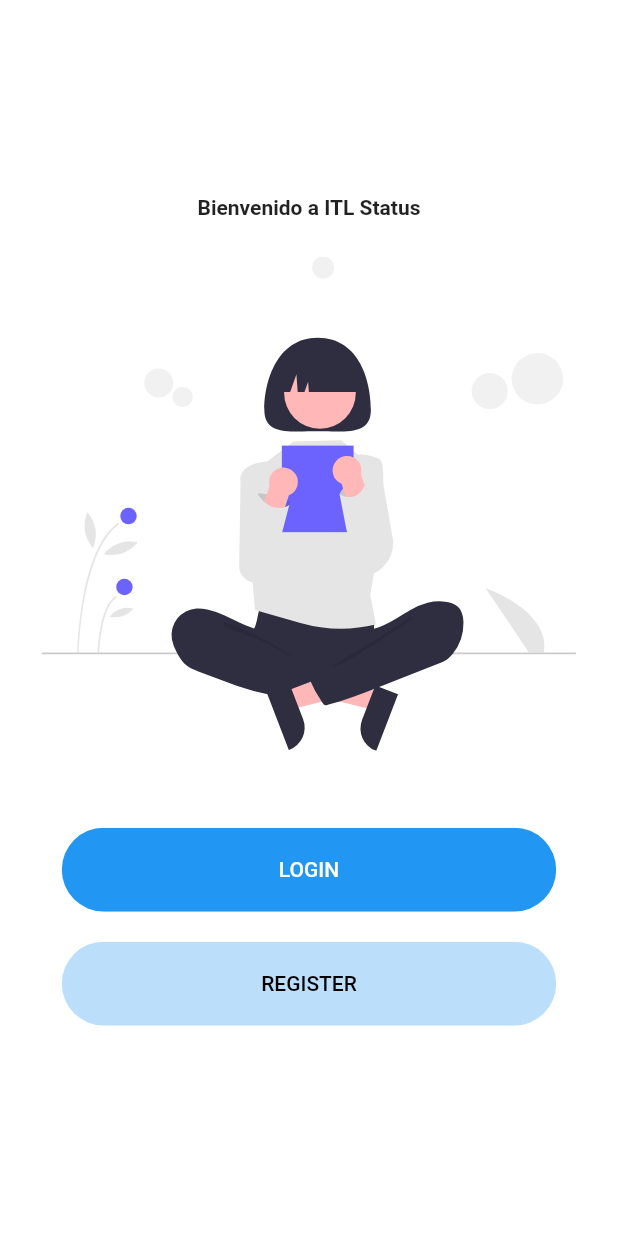
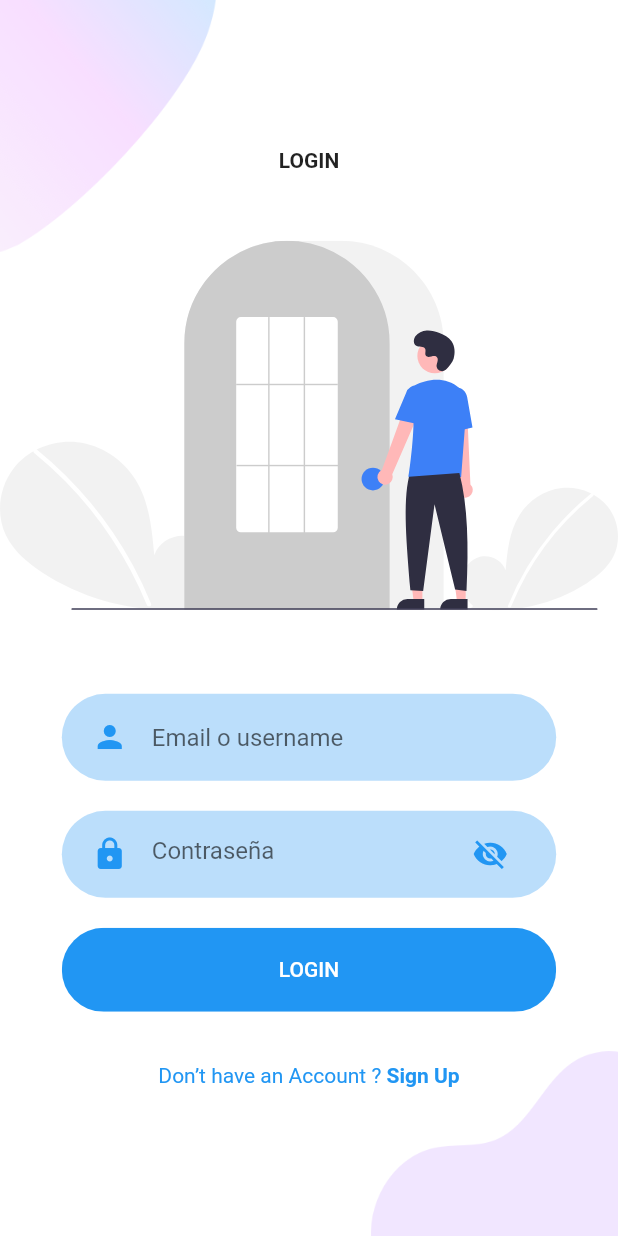
Before and after one commit to jantoniozandate/itl-status-b, a Flutter app: the screen it shows after launch, after a tap on "LOGIN", on a phone screen of 412 x 824 dp. Run offline on Flutter 3.47's test engine with Material 2 defaults, Android fonts, the phone set to English and light mode, and no system bars; our stand-ins replace firebase_messaging, flutter_svg; accounts and stored records are empty.

Commit message:
login page

```diff
--- a/lib/constants.dart
+++ b/lib/constants.dart
@@ -1,4 +1,4 @@
 import 'package:flutter/material.dart';
 
-const kPrimaryColor = Color(0xFF6F35A5);
-const kPrimaryLightColor = Color(0xFFF1E6FF);
+const kPrimaryColor = Colors.blue; //Color(0xFF6F35A5);
+const kPrimaryLightColor = Color(0xFFBBDEFB);
--- a/lib/main.dart
+++ b/lib/main.dart
@@ -5,10 +5,11 @@ import 'package:itlstatusb/src/providers/push_notifications.provider.dart';
 // Pages
 import 'package:itlstatusb/src/pages/home.page.dart';
 import 'package:itlstatusb/src/pages/message.page.dart';
+import 'package:itlstatusb/src/pages/Login/login.page.dart';
 
 
 // Constants
-import 'constants.dart';
+// import 'constants.dart';
 
 void main() {
   runApp(MyApp());
@@ -51,6 +52,7 @@ class _MyAppState extends State<MyApp> {
         'welcome': (BuildContext context) => WelcomePage(),
         'home': (BuildContext context) => HomePage(),
         'message': (BuildContext context) => MessagePage(),
+        'login': (BuildContext context) => LoginPage(),
       },
       navigatorKey: navigatorKey,
     );
--- /dev/null
+++ b/lib/src/components/already_have_an_account_acheck.dart
@@ -0,0 +1,35 @@
+import 'package:flutter/material.dart';
+import 'package:itlstatusb/constants.dart';
+
+class AlreadyHaveAnAccountCheck extends StatelessWidget {
+  final bool login;
+  final Function press;
+  const AlreadyHaveAnAccountCheck({
+    Key key,
+    this.login = true,
+    this.press,
+  }) : super(key: key);
+
+  @override
+  Widget build(BuildContext context) {
+    return Row(
+      mainAxisAlignment: MainAxisAlignment.center,
+      children: <Widget>[
+        Text(
+          login ? "Don’t have an Account ? " : "Already have an Account ? ",
+          style: TextStyle(color: kPrimaryColor),
+        ),
+        GestureDetector(
+          onTap: press,
+          child: Text(
+            login ? "Sign Up" : "Sign In",
+            style: TextStyle(
+              color: kPrimaryColor,
+              fontWeight: FontWeight.bold,
+            ),
+          ),
+        )
+      ],
+    );
+  }
+}
--- /dev/null
+++ b/lib/src/components/rounded_input_field.dart
@@ -0,0 +1,33 @@
+import 'package:flutter/material.dart';
+import 'package:itlstatusb/src/components/text_field_container.dart';
+import 'package:itlstatusb/constants.dart';
+
+class RoundedInputField extends StatelessWidget {
+  final String hintText;
+  final IconData icon;
+  final ValueChanged<String> onChanged;
+  const RoundedInputField({
+    Key key,
+    this.hintText,
+    this.icon = Icons.person,
+    this.onChanged,
+  }) : super(key: key);
+
+  @override
+  Widget build(BuildContext context) {
+    return TextFieldContainer(
+      child: TextField(
+        onChanged: onChanged,
+        cursorColor: kPrimaryColor,
+        decoration: InputDecoration(
+          icon: Icon(
+            icon,
+            color: kPrimaryColor,
+          ),
+          hintText: hintText,
+          border: InputBorder.none,
+        ),
+      ),
+    );
+  }
+}
--- /dev/null
+++ b/lib/src/components/rounded_password_field.dart
@@ -0,0 +1,48 @@
+import 'package:flutter/material.dart';
+import 'package:itlstatusb/src/components/text_field_container.dart';
+import 'package:itlstatusb/constants.dart';
+
+class RoundedPasswordField extends StatefulWidget {
+  final ValueChanged<String> onChanged;
+  const RoundedPasswordField({
+    Key key,
+    this.onChanged,
+  }) : super(key: key);
+
+  @override
+  _RoundedPasswordFieldState createState() => _RoundedPasswordFieldState();
+}
+
+class _RoundedPasswordFieldState extends State<RoundedPasswordField> {
+  bool isObscureText = true;
+  @override
+  Widget build(BuildContext context) {
+    return TextFieldContainer(
+      child: TextField(
+        obscureText: isObscureText,
+        onChanged: widget.onChanged,
+        cursorColor: kPrimaryColor,
+        decoration: InputDecoration(
+          hintText: "Contraseña",
+          icon: Icon(
+            Icons.lock,
+            color: kPrimaryColor,
+          ),
+          suffixIcon: IconButton(
+            icon: isObscureText
+                ? Icon(Icons.visibility_off, color: kPrimaryColor)
+                : Icon(Icons.visibility, color: kPrimaryColor),
+            // Icons.visibility,
+            // color: kPrimaryColor,
+            onPressed: () {
+              setState(() {
+                isObscureText = !isObscureText;
+              });
+            },
+          ),
+          border: InputBorder.none,
+        ),
+      ),
+    );
+  }
+}
--- /dev/null
+++ b/lib/src/components/text_field_container.dart
@@ -0,0 +1,25 @@
+import 'package:flutter/material.dart';
+import 'package:itlstatusb/constants.dart';
+
+class TextFieldContainer extends StatelessWidget {
+  final Widget child;
+  const TextFieldContainer({
+    Key key,
+    this.child,
+  }) : super(key: key);
+
+  @override
+  Widget build(BuildContext context) {
+    Size size = MediaQuery.of(context).size;
+    return Container(
+      margin: EdgeInsets.symmetric(vertical: 10),
+      padding: EdgeInsets.symmetric(horizontal: 20, vertical: 5),
+      width: size.width * 0.8,
+      decoration: BoxDecoration(
+        color: kPrimaryLightColor,
+        borderRadius: BorderRadius.circular(29),
+      ),
+      child: child,
+    );
+  }
+}
--- /dev/null
+++ b/lib/src/pages/Login/components/background.login.dart
@@ -0,0 +1,40 @@
+import 'package:flutter/material.dart';
+
+class Background extends StatelessWidget {
+  final Widget child;
+  const Background({
+    Key key,
+    @required this.child,
+  }) : super(key: key);
+
+  @override
+  Widget build(BuildContext context) {
+    Size size = MediaQuery.of(context).size;
+    return Container(
+      width: double.infinity,
+      height: size.height,
+      child: Stack(
+        alignment: Alignment.center,
+        children: <Widget>[
+          Positioned(
+            top: 0,
+            left: 0,
+            child: Image.asset(
+              "assets/images/main_top.png",
+              width: size.width * 0.35,
+            ),
+          ),
+          Positioned(
+            bottom: 0,
+            right: 0,
+            child: Image.asset(
+              "assets/images/login_bottom.png",
+              width: size.width * 0.4,
+            ),
+          ),
+          child,
+        ],
+      ),
+    );
+  }
+}
--- /dev/null
+++ b/lib/src/pages/Login/components/body.login.dart
@@ -0,0 +1,67 @@
+import 'package:flutter/material.dart';
+import './background.login.dart';
+// import 'package:itlstatusb/Screens/Signup/signup_screen.dart';
+import 'package:itlstatusb/src/components/already_have_an_account_acheck.dart';
+import 'package:itlstatusb/src/components/roudedbutton.component.dart';
+import 'package:itlstatusb/src/components/rounded_input_field.dart';
+import 'package:itlstatusb/src/components/rounded_password_field.dart';
+import 'package:flutter_svg/svg.dart';
+
+class Body extends StatefulWidget {
+  const Body({
+    Key key,
+  }) : super(key: key);
+
+  @override
+  _BodyState createState() => _BodyState();
+}
+
+class _BodyState extends State<Body> {
+  @override
+  Widget build(BuildContext context) {
+    Size size = MediaQuery.of(context).size;
+    return Background(
+      child: SingleChildScrollView(
+        child: Column(
+          mainAxisAlignment: MainAxisAlignment.center,
+          children: <Widget>[
+            Text(
+              "LOGIN",
+              style: TextStyle(fontWeight: FontWeight.bold),
+            ),
+            SizedBox(height: size.height * 0.03),
+            SvgPicture.asset(
+              "assets/icons/login.svg",
+              height: size.height * 0.35,
+            ),
+            SizedBox(height: size.height * 0.03),
+            RoundedInputField(
+              hintText: "Email o username",
+              onChanged: (value) {},
+            ),
+            RoundedPasswordField(
+              onChanged: (value) {},
+            ),
+            RoundedButton(
+              text: "LOGIN",
+              press: () {},
+            ),
+            SizedBox(height: size.height * 0.03),
+            AlreadyHaveAnAccountCheck(
+              press: () {
+                // Navigator.push(
+                //   context,
+                //   MaterialPageRoute(
+                //     builder: (context) {
+                //       // return SignUpScreen();
+                //     },
+                //   ),
+                // );
+              },
+            ),
+          ],
+        ),
+      ),
+    );
+  }
+}
--- /dev/null
+++ b/lib/src/pages/Login/login.page.dart
@@ -0,0 +1,10 @@
+import 'package:flutter/material.dart';
+import './components/body.login.dart';
+
+class LoginPage extends StatelessWidget {
+
+  @override
+  Widget build(BuildContext context) {
+    return Scaffold(body: Body(),);
+  }
+}
--- /dev/null
+++ b/lib/src/pages/Welcome/components/background.welcome.dart
@@ -0,0 +1,40 @@
+import 'package:flutter/material.dart';
+
+class Background extends StatelessWidget {
+  final Widget child;
+  const Background({
+    Key key,
+    @required this.child,
+  }) : super(key: key);
+
+  @override
+  Widget build(BuildContext context) {
+    Size size = MediaQuery.of(context).size;
+    return Container(
+      height: size.height,
+      width: double.infinity,
+      child: Stack(
+        alignment: Alignment.center,
+        children: <Widget>[
+          Positioned(
+            top: 0,
+            left: 0,
+            child: Image.asset(
+              "assets/images/main_top.png",
+              width: size.width * 0.3,
+            ),
+          ),
+          Positioned(
+            bottom: 0,
+            left: 0,
+            child: Image.asset(
+              "assets/images/main_bottom.png",
+              width: size.width * 0.2,
+            ),
+          ),
+          child,
+        ],
+      ),
+    );
+  }
+}
--- a/lib/src/pages/Welcome/components/welcome.component.body.dart
+++ b/lib/src/pages/Welcome/components/welcome.component.body.dart
@@ -1,21 +1,19 @@
 import 'package:flutter/material.dart';
 import 'package:flutter_svg/svg.dart';
-import 'package:itlstatusb/src/providers/roudedbutton.component.dart';
+import 'package:itlstatusb/src/components/roudedbutton.component.dart';
+import 'background.welcome.dart';
+import 'package:itlstatusb/src/pages/Login/login.page.dart';
+
 
 class WelcomeBody extends StatelessWidget {
   @override
   Widget build(BuildContext context) {
     Size size = MediaQuery.of(context).size;
-
-    return Container(
-        height: size.height,
-        width: size.width,
-        child: Stack(
-          alignment: Alignment.center,
+    return Background(
+      child: SingleChildScrollView(
+        child: Column(
+          mainAxisAlignment: MainAxisAlignment.center,
           children: <Widget>[
-            Column(
-              mainAxisAlignment: MainAxisAlignment.center,
-              children: [
             Text('Bienvenido a ITL Status',
                 style: TextStyle(fontWeight: FontWeight.bold)),
             SizedBox(
@@ -28,7 +26,12 @@ class WelcomeBody extends StatelessWidget {
             ),
             RoundedButton(
               text: "LOGIN",
-                  press: () {},
+              press: () {
+                Navigator.push(
+                    context,
+                    new MaterialPageRoute(
+                        builder: (context) => new LoginPage()));
+              },
             ),
             RoundedButton(
                 text: "REGISTER",
@@ -36,8 +39,23 @@ class WelcomeBody extends StatelessWidget {
                 color: Colors.blue[100],
                 textColor: Colors.black),
           ],
-            )
-          ],
-        ));
+        ),
+      ),
+    );
+
+    // return Container(
+    //     height: size.height,
+    //     width: size.width,
+    //     child: Stack(
+    //       alignment: Alignment.center,
+    //       children: <Widget>[
+    //         Column(
+    //           mainAxisAlignment: MainAxisAlignment.center,
+    //           children: [
+
+    //           ],
+    //         )
+    //       ],
+    //     ));
   }
 }
```
Also changed, not shown: assets/icons/login.svg (added), assets/images/login_bottom.png (added), assets/images/main_bottom.png (added), assets/images/main_top.png (added), assets/images/signup_top.png (added), lib/src/components/roudedbutton.component.dart (renamed from lib/src/providers/roudedbutton.component.dart). Lines whose indentation alone changed are shown as unchanged.
